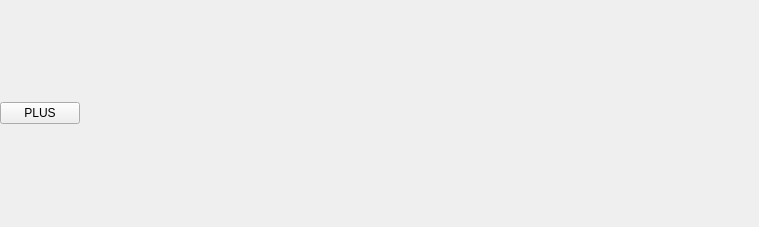
This is src/gui/ui/follower.ui in hytechimaging/sammo-boat as Qt 5 draws it before an edit. The edited form follows.
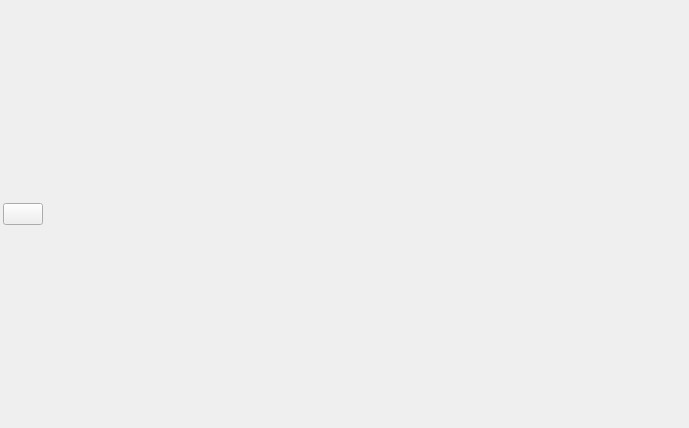
This is the edited form.

Commit message: Add follower table

Patch:
```diff
--- a/src/gui/ui/follower.ui
+++ b/src/gui/ui/follower.ui
@@ -6,32 +6,44 @@
    <rect>
     <x>0</x>
     <y>0</y>
-    <width>759</width>
-    <height>227</height>
+    <width>689</width>
+    <height>428</height>
    </rect>
   </property>
   <property name="windowTitle">
    <string>Followers</string>
   </property>
   <layout class="QVBoxLayout" name="verticalLayout_2" stretch="0,1">
+   <property name="spacing">
+    <number>0</number>
+   </property>
    <property name="leftMargin">
-    <number>0</number>
+    <number>3</number>
    </property>
    <property name="topMargin">
     <number>0</number>
    </property>
    <property name="rightMargin">
-    <number>0</number>
+    <number>3</number>
    </property>
    <property name="bottomMargin">
     <number>0</number>
    </property>
    <item>
     <layout class="QHBoxLayout" name="horizontalLayout_2">
+     <property name="spacing">
+      <number>4</number>
+     </property>
+     <property name="topMargin">
+      <number>3</number>
+     </property>
+     <property name="bottomMargin">
+      <number>3</number>
+     </property>
      <item>
       <widget class="QPushButton" name="pushButton">
        <property name="text">
-        <string>PLUS</string>
+        <string/>
        </property>
       </widget>
      </item>
```
Left out of the diff: 2 changed lines with no effect on the pictures. The commit also changes 4 other files.
